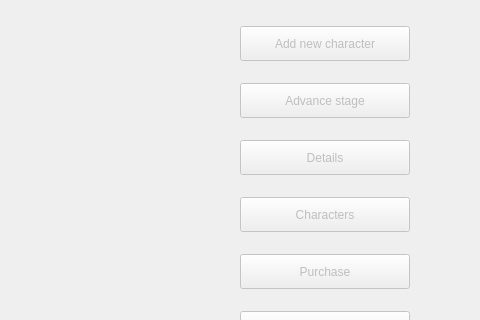
Qt form virtuallifeview.ui (kbeni00/VirtualLife) before a commit; both pictures show x 800 to 1280 and y 0 to 320 of the 1280 by 720 pixel window.
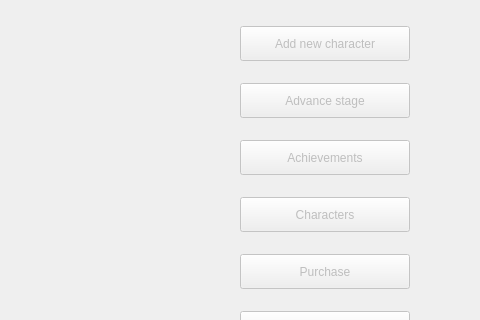
The same form after that commit.

Commit message: New images, pixmaps fixed, implemented achievements, using qtextbrowser

Patch:
```diff
--- a/virtuallifeview.ui
+++ b/virtuallifeview.ui
@@ -128,7 +128,7 @@
         </size>
        </property>
        <property name="text">
-        <string>Details</string>
+        <string>Achievements</string>
        </property>
       </widget>
      </item>
```
Left out of the diff: 2 changed lines with no effect on the pictures. The commit also changes 93 other files.
